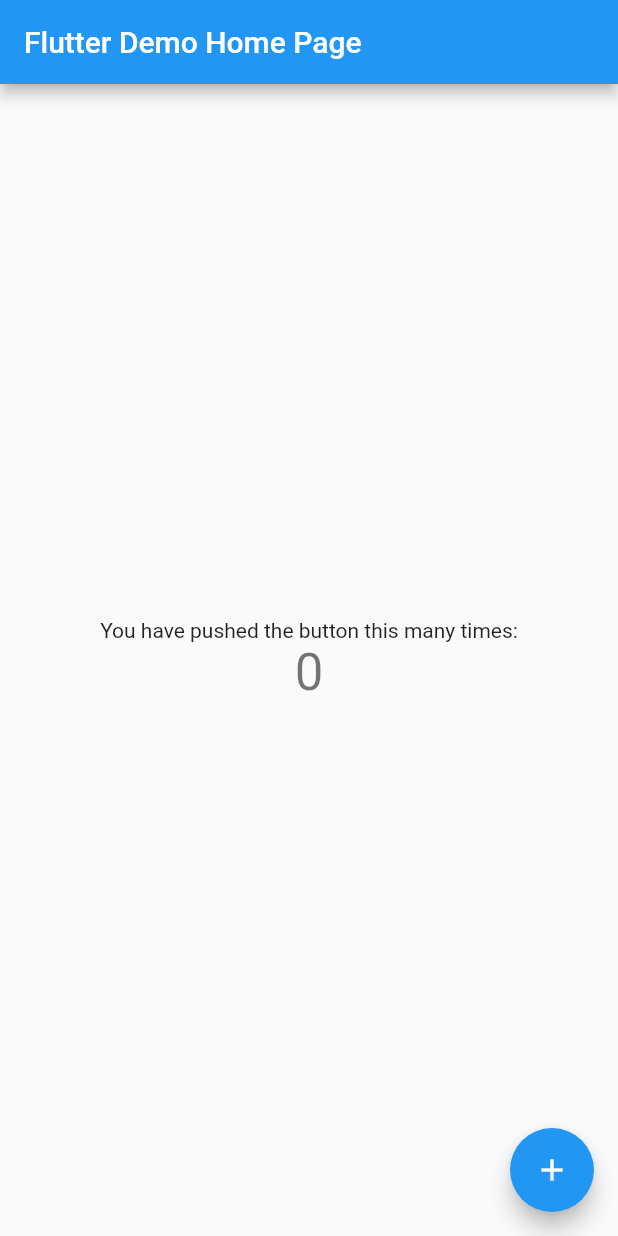
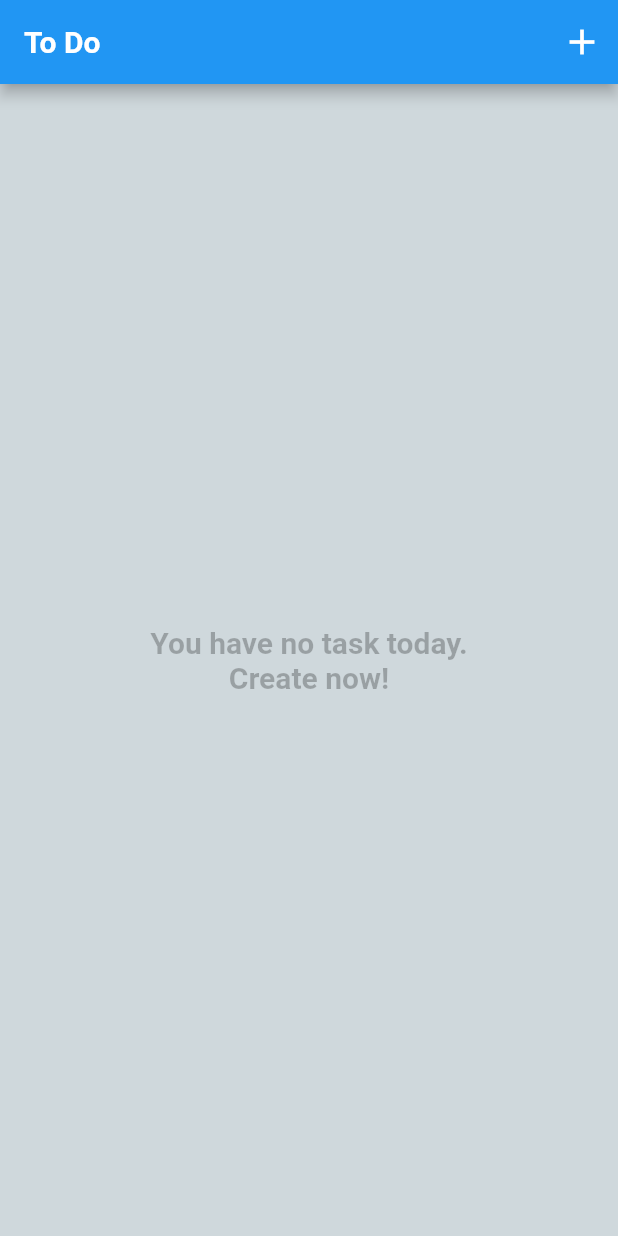
Before and after one commit to DucThang18DT/FlutterApp_StupidBuffalo, a Flutter app: the screen it shows after launch, on a phone screen of 412 x 824 dp. Run offline on Flutter 3.47's test engine with Material 2 defaults, Android fonts, the phone set to English and light mode, and no system bars; our stand-ins replace flutter_local_notifications, get, rxdart.

Commit message:
add pubspec.yaml

```diff
--- a/lib/main.dart
+++ b/lib/main.dart
@@ -1,113 +1,18 @@
 import 'package:flutter/material.dart';
+import 'package:todo_app/screens/mainScreen/mainScreen.dart';
+
+import 'objects/taskObject/listTask.dart';
+import 'objects/taskObject/taskProperties1.dart';
 
 void main() {
   runApp(MyApp());
 }
 
 class MyApp extends StatelessWidget {
-  // This widget is the root of your application.
   @override
   Widget build(BuildContext context) {
     return MaterialApp(
-      title: 'Stupid Buffalo',
-      theme: ThemeData(
-        // This is the theme of your application.
-        //
-        // Try running your application with "flutter run". You'll see the
-        // application has a blue toolbar. Then, without quitting the app, try
-        // changing the primarySwatch below to Colors.green and then invoke
-        // "hot reload" (press "r" in the console where you ran "flutter run",
-        // or simply save your changes to "hot reload" in a Flutter IDE).
-        // Notice that the counter didn't reset back to zero; the application
-        // is not restarted.
-        primarySwatch: Colors.blue,
-      ),
-      home: MyHomePage(title: 'Flutter Demo Home Page'),
+      home: MainScreen(),
     );
   }
 }
-
-class MyHomePage extends StatefulWidget {
-  MyHomePage({Key? key, required this.title}) : super(key: key);
-
-  // This widget is the home page of your application. It is stateful, meaning
-  // that it has a State object (defined below) that contains fields that affect
-  // how it looks.
-
-  // This class is the configuration for the state. It holds the values (in this
-  // case the title) provided by the parent (in this case the App widget) and
-  // used by the build method of the State. Fields in a Widget subclass are
-  // always marked "final".
-
-  final String title;
-
-  @override
-  _MyHomePageState createState() => _MyHomePageState();
-}
-
-class _MyHomePageState extends State<MyHomePage> {
-  int _counter = 0;
-
-  void _incrementCounter() {
-    setState(() {
-      // This call to setState tells the Flutter framework that something has
-      // changed in this State, which causes it to rerun the build method below
-      // so that the display can reflect the updated values. If we changed
-      // _counter without calling setState(), then the build method would not be
-      // called again, and so nothing would appear to happen.
-      _counter++;
-    });
-  }
-
-  @override
-  Widget build(BuildContext context) {
-    // This method is rerun every time setState is called, for instance as done
-    // by the _incrementCounter method above.
-    //
-    // The Flutter framework has been optimized to make rerunning build methods
-    // fast, so that you can just rebuild anything that needs updating rather
-    // than having to individually change instances of widgets.
-    return Scaffold(
-      appBar: AppBar(
-        // Here we take the value from the MyHomePage object that was created by
-        // the App.build method, and use it to set our appbar title.
-        title: Text(widget.title),
-      ),
-      body: Center(
-        // Center is a layout widget. It takes a single child and positions it
-        // in the middle of the parent.
-        child: Column(
-          // Column is also a layout widget. It takes a list of children and
-          // arranges them vertically. By default, it sizes itself to fit its
-          // children horizontally, and tries to be as tall as its parent.
-          //
-          // Invoke "debug painting" (press "p" in the console, choose the
-          // "Toggle Debug Paint" action from the Flutter Inspector in Android
-          // Studio, or the "Toggle Debug Paint" command in Visual Studio Code)
-          // to see the wireframe for each widget.
-          //
-          // Column has various properties to control how it sizes itself and
-          // how it positions its children. Here we use mainAxisAlignment to
-          // center the children vertically; the main axis here is the vertical
-          // axis because Columns are vertical (the cross axis would be
-          // horizontal).
-          mainAxisAlignment: MainAxisAlignment.center,
-          children: <Widget>[
-            Text(
-              'You have pushed the button this many times:',
-            ),
-            Text(
-              '$_counter',
-              style: Theme.of(context).textTheme.headline4,
-            ),
-          ],
-        ),
-      ),
-      floatingActionButton: FloatingActionButton(
-        onPressed: _incrementCounter,
-        tooltip: 'Increment',
-        child: Icon(Icons.add),
-      ), // This trailing comma makes auto-formatting nicer for build methods.
-    );
-  }
-}
--- a/lib/objects/taskObject/listTask.dart
+++ b/lib/objects/taskObject/listTask.dart
@@ -0,0 +1,7 @@
+import 'package:todo_app/objects/taskObject/taskProperties1.dart';
+import 'package:get/get.dart';
+
+class ListTask {
+  static RxInt taskDone = 0.obs;
+  static List<TaskProperties> tasks = <TaskProperties>[].obs;
+}
--- a/lib/screens/addTaskScreen/AddTask.dart
+++ b/lib/screens/addTaskScreen/AddTask.dart
@@ -3,11 +3,11 @@ import 'package:get/get.dart';
 import 'package:intl/intl.dart';
 import 'package:todo_app/screens/addTaskScreen/button.dart';
 import 'package:todo_app/screens/addTaskScreen/input_field.dart';
-import 'package:todo_app/screens/mainScreen/mainScreen.dart';
+
 
 import '../../objects/taskObject/listTask.dart';
 import '../mainScreen/taskItem/taskitem.dart';
-import 'package:todo_app/objects/taskObject/taskProperties.dart';
+import 'package:todo_app/objects/taskObject/taskProperties1.dart';
 
 
 class AddTaskPage extends StatefulWidget {
--- a/lib/screens/mainScreen/mainScreen.dart
+++ b/lib/screens/mainScreen/mainScreen.dart
@@ -0,0 +1,169 @@
+import 'package:flutter/material.dart';
+import 'package:get/get.dart';
+import 'package:todo_app/objects/taskObject/listTask.dart';
+import 'package:todo_app/objects/taskObject/taskProperties1.dart';
+import 'package:todo_app/screens/mainScreen/addTaskItem/addTaskButton1.dart';
+import 'package:todo_app/screens/mainScreen/taskItem/taskitem.dart';
+import 'package:todo_app/screens/notificationScreen/notification.dart';
+
+class MainScreen extends StatefulWidget {
+  static MainScreenProperties mainPgProps = MainScreenProperties();
+  static bool taskExpand = true;
+  static bool completedTaskExpand = true;
+
+  @override
+  _MainScreenState createState() => _MainScreenState();
+}
+
+class _MainScreenState extends State<MainScreen> {
+  @override
+  void initState() {
+    super.initState();
+    NotificationApi.init();
+    listenNotification();
+  }
+
+  void listenNotification() {
+    NotificationApi.onNotifications.stream.listen(onclickNotification);
+  }
+
+  void onclickNotification(String? payload) => Navigator.of(context)
+      .push(MaterialPageRoute(builder: (context) => Text('Clicked')));
+
+  @override
+  Widget build(BuildContext context) {
+    return Scaffold(
+        backgroundColor: MainScreen.mainPgProps.background,
+        appBar: AppBar(
+          title: Text(
+            'To Do',
+            style: TextStyle(
+                fontSize: MainScreen.mainPgProps.headerSize,
+                fontWeight: FontWeight.bold),
+          ),
+          actions: [AddTaskButton()],
+        ),
+        body: Obx(
+              () => (ListTask.tasks.length > 0)
+              ? Obx(() => ListView(
+            padding: EdgeInsets.all(MainScreen.mainPgProps.padding),
+            children: [
+              if (ListTask.taskDone < ListTask.tasks.length)
+                TextButton(
+                    onPressed: () {
+                      setState(() {
+                        if (MainScreen.taskExpand)
+                          MainScreen.taskExpand = false;
+                        else
+                          MainScreen.taskExpand = true;
+                      });
+                    },
+                    child: Container(
+                      alignment: Alignment.centerLeft,
+                      child: Row(children: [
+                        Icon(
+                          MainScreen.taskExpand
+                              ? Icons.keyboard_arrow_down
+                              : Icons.keyboard_arrow_right,
+                          size: MainScreen.mainPgProps.iconSize,
+                          color: MainScreen.mainPgProps.iconColor,
+                        ),
+                        Text(
+                          "Con trau ngu",
+                          textAlign: TextAlign.left,
+                          style: TextStyle(
+                              fontSize:
+                              MainScreen.mainPgProps.headerSize,
+                              color: MainScreen.mainPgProps.headerColor,
+                              fontWeight: FontWeight.bold),
+                        ),
+                      ]),
+                    )),
+              if (MainScreen.taskExpand)
+                for (int id = 0; id < ListTask.tasks.length; id++)
+                  if (ListTask.tasks[id].status != Status.DONE)
+                    TaskItem(id),
+
+              SizedBox(
+                height: 10,
+              ),
+
+              if (ListTask.taskDone > 0)
+                TextButton(
+                    onPressed: () {
+                      setState(() {
+                        if (MainScreen.completedTaskExpand)
+                          MainScreen.completedTaskExpand = false;
+                        else
+                          MainScreen.completedTaskExpand = true;
+                      });
+                    },
+                    child: Container(
+                      alignment: Alignment.centerLeft,
+                      child: Row(children: [
+                        Icon(
+                          MainScreen.completedTaskExpand
+                              ? Icons.keyboard_arrow_down
+                              : Icons.keyboard_arrow_right,
+                          size: MainScreen.mainPgProps.iconSize,
+                          color: MainScreen.mainPgProps.iconColor,
+                        ),
+                        Text(
+                          "Completed",
+                          textAlign: TextAlign.left,
+                          style: TextStyle(
+                              fontSize:
+                              MainScreen.mainPgProps.headerSize,
+                              color: MainScreen.mainPgProps.headerColor,
+                              fontWeight: FontWeight.bold),
+                        ),
+                      ]),
+                    )),
+              if (MainScreen.completedTaskExpand)
+                for (int id = 0; id < ListTask.tasks.length; id++)
+                  if (ListTask.tasks[id].status == Status.DONE)
+                    TaskItem(id),
+
+              // Text('${ListTask.taskDone}'),
+            ],
+          ))
+              : Container(
+              alignment: Alignment.center,
+              child: Column(
+                  mainAxisAlignment: MainAxisAlignment.center,
+                  children: [
+                    Text(
+                      'You have no task today.',
+                      style: TextStyle(
+                          fontWeight: FontWeight.bold,
+                          fontSize: MainScreen.mainPgProps.headerSize,
+                          color: MainScreen.mainPgProps.noTaskColor),
+                    ),
+                    Text(
+                      'Create now!',
+                      style: TextStyle(
+                          fontWeight: FontWeight.bold,
+                          fontSize: MainScreen.mainPgProps.headerSize,
+                          color: MainScreen.mainPgProps.noTaskColor),
+                    ),
+                  ])),
+        ));
+  }
+}
+
+class MainScreenProperties {
+  Color background =
+      Colors.blueGrey.shade100; //Colors.lightBlueAccent.shade200;
+  double sizedBoxHeght = 50;
+  double sizedBoxWidth = 30;
+  double padding = 10;
+  // Color dividerColor = Colors.black;
+  // double deviderHeight = 10;
+  // double deviderPadding = 5;
+  // Color headerColor = Colors.blueAccent.shade200;
+  Color headerColor = Colors.white;
+  double headerSize = 20;
+  double iconSize = 28;
+  Color iconColor = Colors.blueAccent.shade200;
+  Color noTaskColor = Colors.black26;
+}
--- a/lib/screens/mainScreen/taskItem/taskitem.dart
+++ b/lib/screens/mainScreen/taskItem/taskitem.dart
@@ -1,7 +1,7 @@
 import 'package:flutter/cupertino.dart';
 import 'package:flutter/material.dart';
 import 'package:todo_app/objects/taskObject/listTask.dart';
-import 'package:todo_app/objects/taskObject/taskProperties.dart';
+import 'package:todo_app/objects/taskObject/taskProperties1.dart';
 
 class TaskItem extends StatefulWidget {
   late int index;
--- a/lib/screens/notificationScreen/notification.dart
+++ b/lib/screens/notificationScreen/notification.dart
@@ -0,0 +1,29 @@
+import 'package:flutter_local_notifications/flutter_local_notifications.dart';
+import 'package:rxdart/rxdart.dart';
+
+class NotificationApi {
+  static final _notification = FlutterLocalNotificationsPlugin();
+  static final onNotifications = BehaviorSubject<String?>();
+
+  static Future _notificationDetails() async {
+    return NotificationDetails(
+        android: AndroidNotificationDetails('chanel id', 'chanel name',
+            importance: Importance.max),
+        iOS: IOSNotificationDetails());
+  }
+
+  static Future init({bool initSchedule = false}) async {
+    final android = AndroidInitializationSettings('@mipmap/ic_launcher');
+    final ios = IOSInitializationSettings();
+    final setting = InitializationSettings(android: android, iOS: ios);
+    await _notification.initialize(setting,
+        onSelectNotification: (payload) async {
+          onNotifications.add(payload);
+        });
+  }
+
+  static Future showNotification(
+      {int id = 0, String? title, String? body, String? payload}) async =>
+      _notification.show(id, title, body, await _notificationDetails(),
+          payload: payload);
+}
--- a/pubspec.yaml
+++ b/pubspec.yaml
@@ -23,15 +23,19 @@ environment:
 dependencies:
   flutter:
     sdk: flutter
+  get: 4.1.4
+  flutter_local_notifications: ^9.3.2
+  rxdart: ^0.27.3
+  intl: ^0.17.0
 
   # The following adds the Cupertino Icons font to your application.
   # Use with the CupertinoIcons class for iOS style icons.
   cupertino_icons: ^1.0.2
-  intl: ^0.17.0
 
 dev_dependencies:
   flutter_test:
     sdk: flutter
+
 
 # For information on the generic Dart part of this file, see the
 # following page: https://dart.dev/tools/pub/pubspec
```
Also changed, not shown: 1 other file.
